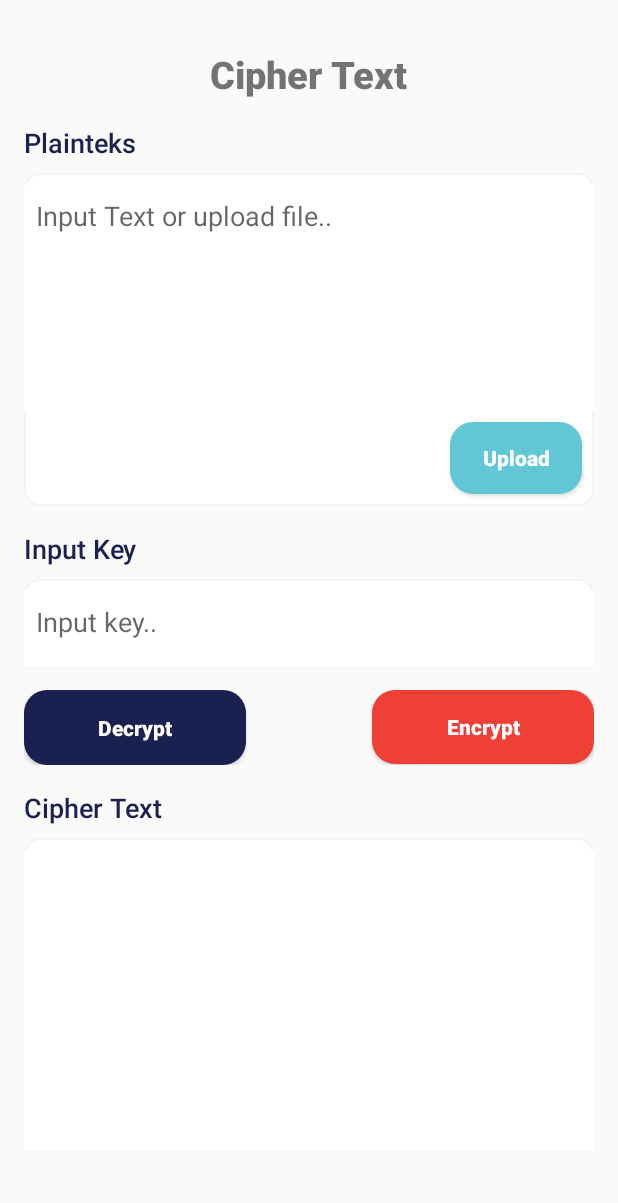
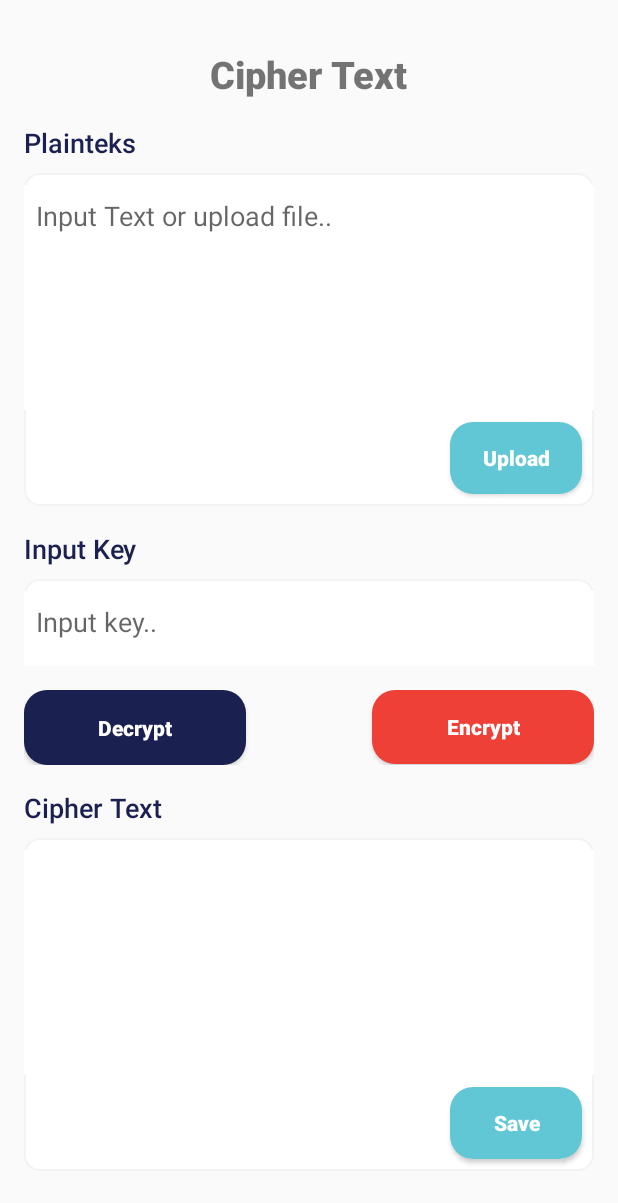
Before and after one commit to rivaldofez/Crypton, an Android app: the CipherText screen opened directly, with no data from a screen before it, on a phone screen of 412 x 824 dp. Shown: the top 1203 px of the screen. Run offline under Robolectric (Android 15) with nearby library versions, the phone set to English and light mode, and no system bars.

Commit message:
add function save file

```diff
--- a/app/src/main/AndroidManifest.xml
+++ b/app/src/main/AndroidManifest.xml
@@ -2,6 +2,7 @@
 <manifest xmlns:android="http://schemas.android.com/apk/res/android"
     package="com.example.crypton">
 
+    <uses-permission android:name="android.permission.WRITE_EXTERNAL_STORAGE"/>
     <application
         android:allowBackup="true"
         android:icon="@mipmap/ic_launcher"
--- a/app/src/main/res/layout/activity_cipher_text.xml
+++ b/app/src/main/res/layout/activity_cipher_text.xml
@@ -174,9 +174,23 @@
                 android:layout_below="@id/txtCipher"
                 android:layout_width="match_parent"
                 android:layout_marginTop="8dp"
-                android:layout_height="200dp"
+                android:layout_height="150dp"
                 android:background="#FFFFFF"
                 android:padding="8dp" />
+
+            <Button
+                android:id="@+id/btnSave"
+                android:layout_width="wrap_content"
+                android:layout_height="wrap_content"
+                android:background="@drawable/btn_1"
+                android:fontFamily="sans-serif-medium"
+                android:text="Save"
+                android:textAllCaps="false"
+                android:textColor="#FFFFFF"
+                android:layout_below="@id/txtOutput"
+                android:layout_margin="8dp"
+                android:layout_alignParentEnd="true"
+                android:textStyle="bold" />
 
         </RelativeLayout>
     </RelativeLayout>
```
Also changed, not shown: app/src/main/java/com/example/crypton/CipherText.java (+87 -1 lines), app/src/main/res/layout/activity_cipher_super.xml (+15 -1 lines).
